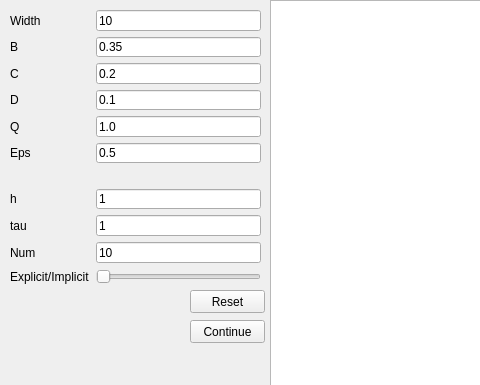
First picture: the form in Window.ui, repository Zheneq/Prac, before the edit; both pictures show x 0 to 480 and y 0 to 385 of the 1111 by 680 pixel window.
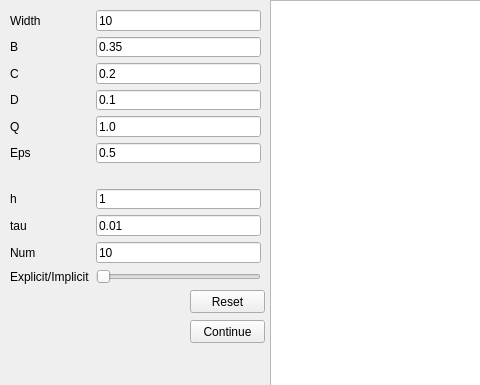
Second picture: the form after the edit. Custom widgets are drawn as their Qt base class.

```diff
--- a/Window.ui
+++ b/Window.ui
@@ -183,7 +183,7 @@
      <item row="8" column="1">
       <widget class="QLineEdit" name="txtTStep">
        <property name="text">
-        <string>1</string>
+        <string>0.01</string>
        </property>
       </widget>
      </item>
```
